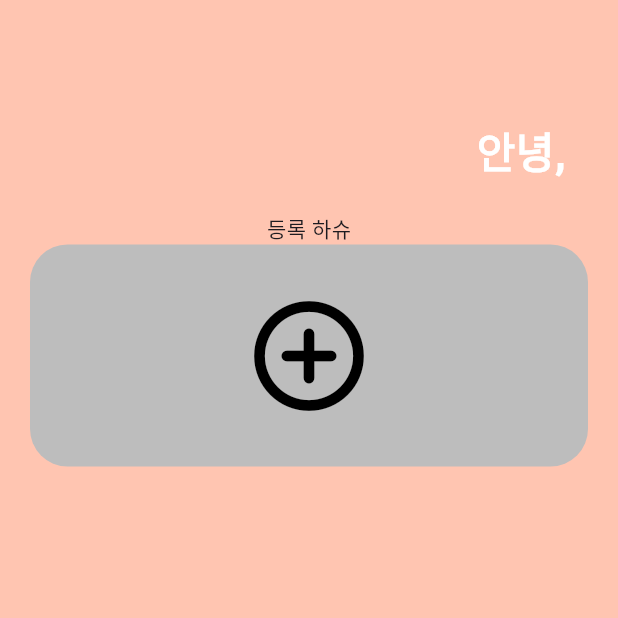
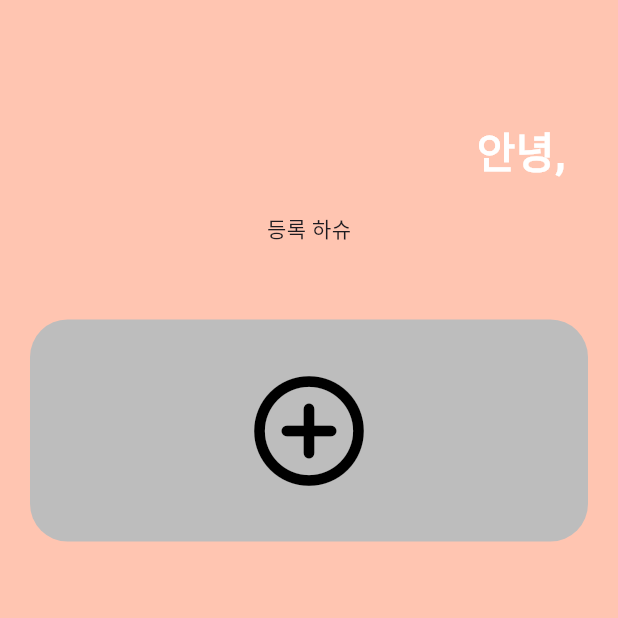
Before and after one commit to rlarleo/pilltodo, a Flutter app: the AlarmScreen screen opened directly, on a phone screen of 412 x 824 dp, the top half of it. Run offline on Flutter 3.47's test engine with Material 3 defaults, Android fonts, the light colour scheme and no system bars; our stand-ins replace animated_notch_bottom_bar, appinio_swiper, awesome_dialog, cloud_firestore, device_info_plus, easy_date_timeline and 1 more; missing offline and left inert: day_night_time_picker; accounts and stored records are empty.

Commit message:
애니메이션 에러 처리

```diff
--- a/pilltodo/lib/screens/alarm_screen.dart
+++ b/pilltodo/lib/screens/alarm_screen.dart
@@ -89,64 +89,19 @@ class _AlarmScreenState extends State<AlarmScreen> {
                                   pills: pillData,
                                   onRefresh: () => _refreshPills(context),
                                 )
-                              : Center(child: Text('등록 하슈'));
+                              : const Center(child: Text('등록 하슈'));
                         }
                       },
                     ),
-                    FutureBuilder<List<Pill>>(
-                      future: _pillsFuture,
-                      builder: (context, snapshot) {
-                        if (snapshot.connectionState ==
-                            ConnectionState.waiting) {
-                          return const Center(
-                              child: CircularProgressIndicator());
-                        } else if (snapshot.hasError) {
-                          return Center(
-                              child: Text('Error: ${snapshot.error}'));
-                        } else {
-                          final pillData = snapshot.data ?? [];
-
-                          pillData.add(
-                            Pill(
-                              name: '_addCard',
-                              dateTimes: [],
-                              startDate: DateTime.now(),
-                              endDate: DateTime.now(),
-                              selectedDays: [],
-                              times: [],
-                            ),
-                          );
-                          pillData.sort((a, b) => a.name.compareTo(b.name));
-                          pillData.sort(
-                              (a, b) => a.startDate.compareTo(b.startDate));
-
-                          return ListView.builder(
-                            shrinkWrap: true,
-                            physics: const NeverScrollableScrollPhysics(),
-                            itemCount: pillData.length,
-                            itemBuilder: (context, index) {
-                              final pill = pillData[index];
-                              if (pill.name == '_addCard') {
-                                return AddCard(
-                                  pillName: 'test',
-                                  icon: Icons.add_circle_outline_rounded,
-                                  isInverted: index % 2 == 0,
-                                  index: index.toDouble(),
-                                  onRefresh: () => _refreshPills(context),
-                                );
-                              } else {
-                                return PillCard(
-                                  pill: pill,
-                                  icon: Icons.notifications_off_outlined,
-                                  isInverted: index % 2 == 0,
-                                  index: index.toDouble(),
-                                  onRefresh: () => _refreshPills(context),
-                                );
-                              }
-                            },
-                          );
-                        }
-                      },
+                    const SizedBox(
+                      height: 50,
+                    ),
+                    AddCard(
+                      pillName: 'test',
+                      icon: Icons.add_circle_outline_rounded,
+                      isInverted: true,
+                      index: 1,
+                      onRefresh: () => _refreshPills(context),
                     ),
                     const SizedBox(
                       height: 100,
--- a/pilltodo/lib/screens/test_screen.dart
+++ b/pilltodo/lib/screens/test_screen.dart
@@ -20,6 +20,7 @@ class SwiperPage extends StatefulWidget {
 
 class _ExamplePageState extends State<SwiperPage> {
   final AppinioSwiperController controller = AppinioSwiperController();
+  bool isDisposed = false;
 
   @override
   void initState() {
@@ -30,10 +31,19 @@ class _ExamplePageState extends State<SwiperPage> {
   }
 
   @override
+  void dispose() {
+    print('dispose');
+    isDisposed = true;
+    controller.dispose();
+    super.dispose();
+  }
+
+  @override
   Widget build(BuildContext context) {
     return Material(
       child: CupertinoPageScaffold(
-        child: Column(
+        child: Stack(children: [
+          Column(
             children: [
               const SizedBox(
                 height: 20,
@@ -71,6 +81,7 @@ class _ExamplePageState extends State<SwiperPage> {
               ),
             ],
           ),
+        ]),
       ),
     );
   }
@@ -99,27 +110,30 @@ class _ExamplePageState extends State<SwiperPage> {
     print('end reached!');
   }
 
-  // Animates the card back and forth to teach the user that it is swipable.
   Future<void> _shakeCard() async {
     const double distance = 30;
-    // We can animate back and forth by chaining different animations.
+    try {
+      if (isDisposed) return Future<void>(() {});
       await controller.animateTo(
         const Offset(-distance, 0),
         duration: const Duration(milliseconds: 200),
         curve: Curves.easeInOut,
       );
+      if (isDisposed) return Future<void>(() {});
       await controller.animateTo(
         const Offset(distance, 0),
         duration: const Duration(milliseconds: 400),
         curve: Curves.easeInOut,
       );
-    // We need to animate back to the center because `animateTo` does not center
-    // the card for us.
+      if (isDisposed) return Future<void>(() {});
       await controller.animateTo(
         const Offset(0, 0),
         duration: const Duration(milliseconds: 200),
         curve: Curves.easeInOut,
       );
+    } catch (e) {
+      return Future<void>(() {});
+    }
   }
 }
 
```
Lines whose indentation alone changed are shown as unchanged.
